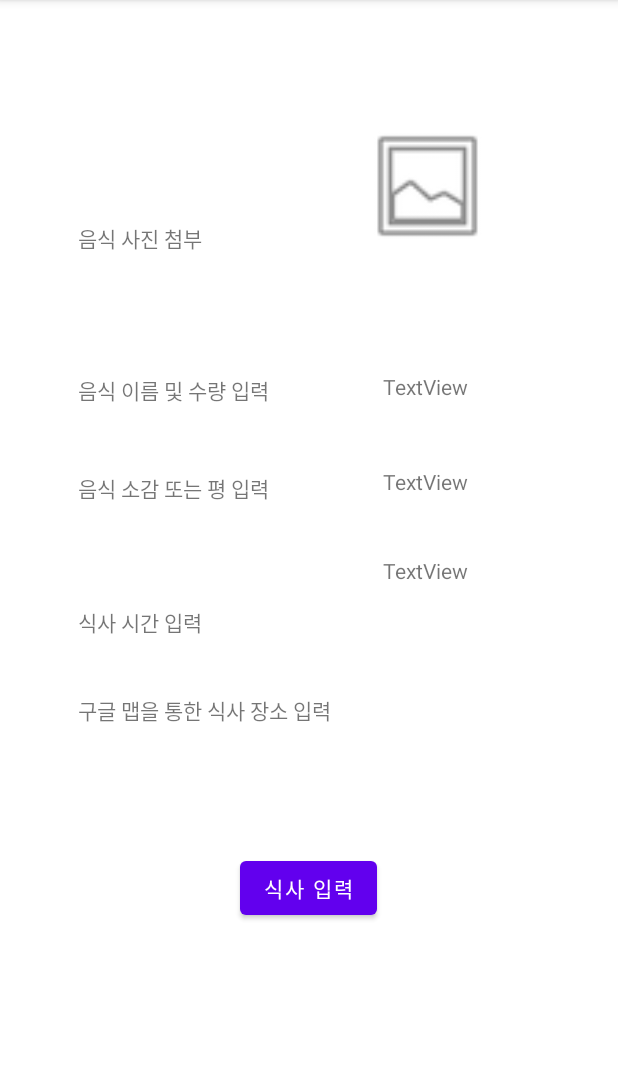
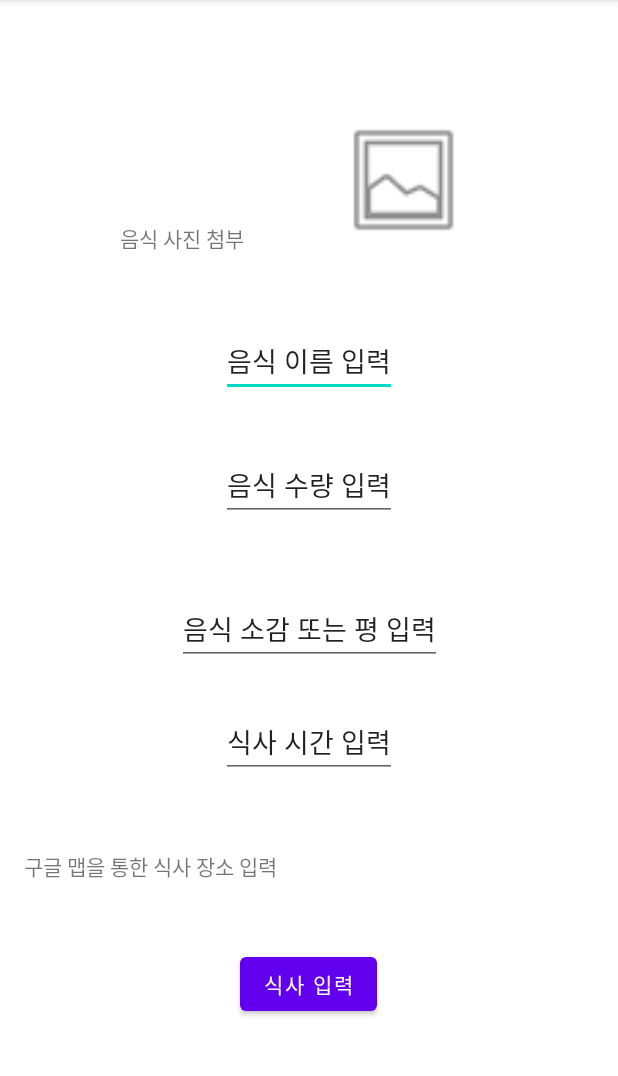
Before and after one commit to Jung-jaewoo/diet-android-app, an Android app: the screen it shows after launch (MainActivity), on a phone screen of 412 x 824 dp, the part 84-1160 px from its top. Run offline under Robolectric (Android 15) with nearby library versions, the phone set to English and light mode, and no system bars.

Commit message:
style : layout 변경

```diff
--- a/app/src/main/AndroidManifest.xml
+++ b/app/src/main/AndroidManifest.xml
@@ -12,6 +12,12 @@
         android:supportsRtl="true"
         android:theme="@style/Theme.MyDietAndroidApp"
         tools:targetApi="31">
+        <provider
+            android:name="com.example.mydietandroidapp.MyContentProvider"
+            android:authorities="com.example.mydietandroidapp.MyContentProvider"
+            android:enabled="true"
+            android:exported="true"></provider>
+
         <activity
             android:name=".MainActivity"
             android:exported="true">
--- a/app/src/main/res/layout/activity_main.xml
+++ b/app/src/main/res/layout/activity_main.xml
@@ -10,107 +10,81 @@
         android:id="@+id/textView1"
         android:layout_width="wrap_content"
         android:layout_height="wrap_content"
-        android:layout_marginStart="52dp"
+        android:layout_marginStart="80dp"
         android:layout_marginTop="148dp"
         android:text="@string/text1"
         app:layout_constraintStart_toStartOf="parent"
         app:layout_constraintTop_toTopOf="parent" />
 
-    <TextView
-        android:id="@+id/textView3"
-        android:layout_width="wrap_content"
-        android:layout_height="wrap_content"
-        android:layout_marginTop="248dp"
-        android:layout_marginEnd="100dp"
-        android:text="TextView"
-        app:layout_constraintEnd_toEndOf="parent"
-        app:layout_constraintTop_toTopOf="parent" />
-
-    <TextView
-        android:id="@+id/textView4"
-        android:layout_width="wrap_content"
-        android:layout_height="wrap_content"
-        android:layout_marginStart="52dp"
-        android:layout_marginTop="44dp"
-        android:text="@string/text3"
-        app:layout_constraintEnd_toStartOf="@+id/textView5"
-        app:layout_constraintHorizontal_bias="0.0"
-        app:layout_constraintStart_toStartOf="parent"
-        app:layout_constraintTop_toBottomOf="@+id/textView2" />
-
-    <TextView
-        android:id="@+id/textView5"
-        android:layout_width="wrap_content"
-        android:layout_height="wrap_content"
-        android:layout_marginTop="44dp"
-        android:layout_marginEnd="100dp"
-        android:text="TextView"
-        app:layout_constraintEnd_toEndOf="parent"
-        app:layout_constraintTop_toBottomOf="@+id/textView3" />
-
-    <TextView
-        android:id="@+id/textView6"
-        android:layout_width="wrap_content"
-        android:layout_height="wrap_content"
-        android:layout_marginStart="52dp"
-        android:layout_marginBottom="36dp"
-        android:text="@string/text4"
-        app:layout_constraintBottom_toTopOf="@+id/textView8"
-        app:layout_constraintStart_toStartOf="parent"
-        app:layout_constraintTop_toBottomOf="@+id/textView4"
-        app:layout_constraintVertical_bias="0.976" />
-
     <ImageView
         android:id="@+id/imageView"
         android:layout_width="94dp"
         android:layout_height="88dp"
-        android:layout_marginTop="80dp"
-        android:layout_marginEnd="80dp"
+        android:layout_marginTop="76dp"
+        android:layout_marginEnd="96dp"
         app:layout_constraintEnd_toEndOf="parent"
         app:layout_constraintTop_toTopOf="parent"
         app:srcCompat="@android:drawable/ic_menu_gallery" />
 
-    <TextView
-        android:id="@+id/textView7"
+
+    <EditText
+        android:id="@+id/edittext1"
         android:layout_width="wrap_content"
         android:layout_height="wrap_content"
-        android:layout_marginTop="40dp"
-        android:layout_marginEnd="100dp"
-        android:text="TextView"
-        app:layout_constraintBottom_toBottomOf="parent"
+        android:layout_marginTop="48dp"
+        android:text="@string/text2"
         app:layout_constraintEnd_toEndOf="parent"
-        app:layout_constraintHorizontal_bias="1.0"
-        app:layout_constraintStart_toEndOf="@+id/textView6"
-        app:layout_constraintTop_toBottomOf="@+id/textView5"
-        app:layout_constraintVertical_bias="0.0" />
+        app:layout_constraintStart_toStartOf="parent"
+        app:layout_constraintTop_toBottomOf="@+id/textView1" />
 
-    <TextView
-        android:id="@+id/textView8"
+    <EditText
+        android:id="@+id/edittext2"
         android:layout_width="wrap_content"
         android:layout_height="wrap_content"
-        android:layout_marginStart="52dp"
-        android:layout_marginBottom="284dp"
-        android:text="@string/text5"
-        app:layout_constraintBottom_toBottomOf="parent"
+        android:layout_marginTop="16dp"
+        android:text="@string/text7"
+        app:layout_constraintBottom_toTopOf="@+id/edittext3"
+        app:layout_constraintEnd_toEndOf="parent"
+        app:layout_constraintStart_toStartOf="parent"
+        app:layout_constraintTop_toBottomOf="@+id/edittext1"
+        app:layout_constraintVertical_bias="0.281" />
+
+    <EditText
+        android:id="@+id/edittext3"
+        android:layout_width="wrap_content"
+        android:layout_height="wrap_content"
+        android:layout_marginBottom="28dp"
+        android:text="@string/text3"
+        app:layout_constraintBottom_toTopOf="@+id/edittext4"
+        app:layout_constraintEnd_toEndOf="parent"
+        app:layout_constraintStart_toStartOf="parent" />
+
+    <EditText
+        android:id="@+id/edittext4"
+        android:layout_width="wrap_content"
+        android:layout_height="wrap_content"
+        android:layout_marginBottom="48dp"
+        android:text="@string/text4"
+        app:layout_constraintBottom_toTopOf="@+id/textView2"
+        app:layout_constraintEnd_toEndOf="parent"
         app:layout_constraintStart_toStartOf="parent" />
 
     <TextView
         android:id="@+id/textView2"
         android:layout_width="wrap_content"
         android:layout_height="wrap_content"
-        android:layout_marginStart="52dp"
-        android:layout_marginTop="80dp"
-        android:text="@string/text2"
-        app:layout_constraintEnd_toStartOf="@+id/textView3"
-        app:layout_constraintHorizontal_bias="0.0"
-        app:layout_constraintStart_toStartOf="parent"
-        app:layout_constraintTop_toBottomOf="@+id/textView1" />
+        android:layout_marginBottom="180dp"
+        android:text="@string/text5"
+        app:layout_constraintBottom_toBottomOf="parent"
+        app:layout_constraintEnd_toEndOf="parent"
+        app:layout_constraintHorizontal_bias="0.067"
+        app:layout_constraintStart_toStartOf="parent" />
 
     <Button
         android:id="@+id/button"
         android:layout_width="wrap_content"
         android:layout_height="wrap_content"
-        android:layout_marginBottom="152dp"
+        android:layout_marginBottom="88dp"
         android:text="@string/text6"
         app:layout_constraintBottom_toBottomOf="parent"
         app:layout_constraintEnd_toEndOf="parent"
--- a/app/src/main/res/values/strings.xml
+++ b/app/src/main/res/values/strings.xml
@@ -1,7 +1,8 @@
 <resources>
     <string name="app_name">MyDietAndroidApp</string>
     <string name="text1">음식 사진 첨부</string>
-    <string name="text2">음식 이름 및 수량 입력</string>
+    <string name="text2">음식 이름 입력</string>
+    <string name="text7">음식 수량 입력</string>
     <string name="text3">음식 소감 또는 평 입력</string>
     <string name="text4">식사 시간 입력</string>
     <string name="text5">구글 맵을 통한 식사 장소 입력</string>
```
